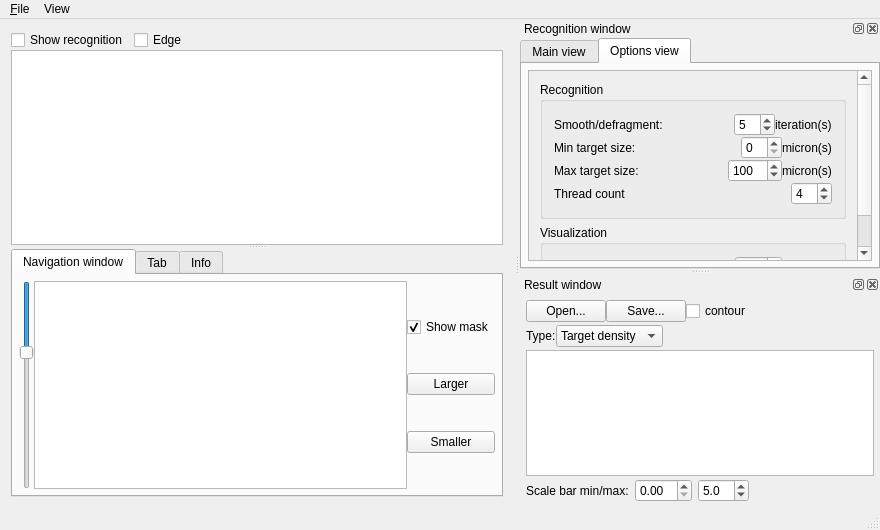
Qt form mainwindow.ui (frankyeh/WSRecognizer) before a commit.
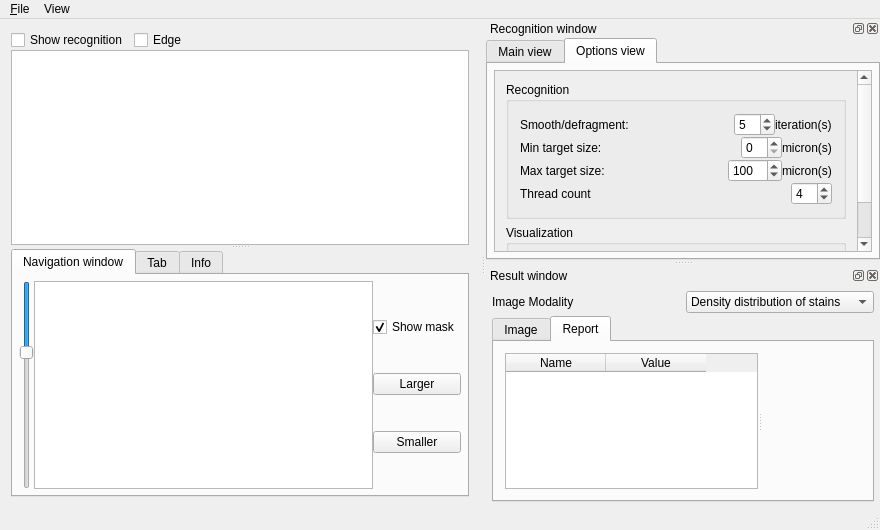
The same form after that commit. The open tabs and pages were chosen to show the change. Icons and pictures are not drawn. Custom widgets are drawn as their Qt base class.

Patch:
```diff
--- a/mainwindow.ui
+++ b/mainwindow.ui
@@ -527,7 +527,7 @@
              <rect>
               <x>0</x>
               <y>0</y>
-              <width>313</width>
+              <width>235</width>
               <height>200</height>
              </rect>
             </property>
@@ -841,8 +841,8 @@
    </property>
    <property name="minimumSize">
     <size>
-     <width>224</width>
-     <height>0</height>
+     <width>312</width>
+     <height>242</height>
     </size>
    </property>
    <property name="windowTitle">
@@ -860,6 +860,53 @@
       <number>6</number>
      </property>
      <item>
+      <layout class="QHBoxLayout" name="horizontalLayout_9">
+       <item>
+        <widget class="QLabel" name="label_14">
+         <property name="text">
+          <string>Image Modality</string>
+         </property>
+        </widget>
+       </item>
+       <item>
+        <widget class="QComboBox" name="type">
+         <property name="maximumSize">
+          <size>
+           <width>16777215</width>
+           <height>24</height>
+          </size>
+         </property>
+         <item>
+          <property name="text">
+           <string>Density distribution of stains</string>
+          </property>
+         </item>
+         <item>
+          <property name="text">
+           <string>Size distribution of stains</string>
+          </property>
+         </item>
+        </widget>
+       </item>
+      </layout>
+     </item>
+     <item>
+      <widget class="QTabWidget" name="tabWidget_3">
+       <property name="currentIndex">
+        <number>0</number>
+       </property>
+       <widget class="QWidget" name="tab_6">
+        <attribute name="title">
+         <string>Image</string>
+        </attribute>
+        <layout class="QVBoxLayout" name="verticalLayout_14">
+         <property name="spacing">
+          <number>3</number>
+         </property>
+         <property name="margin">
+          <number>3</number>
+         </property>
+         <item>
       <layout class="QHBoxLayout" name="horizontalLayout_8">
        <property name="spacing">
         <number>0</number>
@@ -868,7 +915,7 @@
         <widget class="QPushButton" name="open_reco_result">
          <property name="maximumSize">
           <size>
-           <width>65535</width>
+               <width>60</width>
            <height>24</height>
           </size>
          </property>
@@ -885,7 +932,7 @@
         <widget class="QPushButton" name="save_reco_result">
          <property name="maximumSize">
           <size>
-           <width>65535</width>
+               <width>60</width>
            <height>24</height>
           </size>
          </property>
@@ -912,64 +959,31 @@
         </widget>
        </item>
        <item>
-        <spacer name="horizontalSpacer_7">
-         <property name="orientation">
-          <enum>Qt::Horizontal</enum>
-         </property>
-         <property name="sizeHint" stdset="0">
-          <size>
-           <width>40</width>
-           <height>20</height>
-          </size>
-         </property>
-        </spacer>
-       </item>
-      </layout>
-     </item>
-     <item>
-      <layout class="QHBoxLayout" name="horizontalLayout_5">
-       <property name="spacing">
-        <number>0</number>
-       </property>
-       <item>
-        <widget class="QLabel" name="label_14">
+            <widget class="QCheckBox" name="flip">
          <property name="text">
-          <string>Type:</string>
+              <string>flip</string>
          </property>
         </widget>
        </item>
        <item>
-        <widget class="QComboBox" name="type">
-         <property name="maximumSize">
-          <size>
-           <width>16777215</width>
-           <height>24</height>
-          </size>
-         </property>
-         <item>
+            <widget class="QLabel" name="label_3">
           <property name="text">
-           <string>Target density</string>
-          </property>
-         </item>
-         <item>
-          <property name="text">
-           <string>Target size</string>
-          </property>
-         </item>
+              <string>Orientation:</string>
+             </property>
         </widget>
        </item>
        <item>
-        <spacer name="horizontalSpacer_3">
+            <widget class="QSlider" name="orientation">
+             <property name="maximum">
+              <number>36</number>
+             </property>
+             <property name="pageStep">
+              <number>6</number>
+             </property>
          <property name="orientation">
           <enum>Qt::Horizontal</enum>
          </property>
-         <property name="sizeHint" stdset="0">
-          <size>
-           <width>40</width>
-           <height>20</height>
-          </size>
-         </property>
-        </spacer>
+            </widget>
        </item>
       </layout>
      </item>
@@ -1031,6 +1045,44 @@
      </item>
     </layout>
    </widget>
+       <widget class="QWidget" name="tab_7">
+        <attribute name="title">
+         <string>Report</string>
+        </attribute>
+        <layout class="QHBoxLayout" name="horizontalLayout_5">
+         <item>
+          <widget class="QSplitter" name="splitter_2">
+           <property name="orientation">
+            <enum>Qt::Horizontal</enum>
+           </property>
+           <widget class="QTableWidget" name="tableWidget">
+            <column>
+             <property name="text">
+              <string>Name</string>
+             </property>
+            </column>
+            <column>
+             <property name="text">
+              <string>Value</string>
+             </property>
+            </column>
+           </widget>
+           <widget class="QCustomPlot" name="boxplot" native="true">
+            <property name="minimumSize">
+             <size>
+              <width>50</width>
+              <height>0</height>
+             </size>
+            </property>
+           </widget>
+          </widget>
+         </item>
+        </layout>
+       </widget>
+      </widget>
+     </item>
+    </layout>
+   </widget>
   </widget>
   <action name="action_Open">
    <property name="icon">
@@ -1053,6 +1105,14 @@
   </action>
  </widget>
  <layoutdefault spacing="6" margin="11"/>
+ <customwidgets>
+  <customwidget>
+   <class>QCustomPlot</class>
+   <extends>QWidget</extends>
+   <header>qcustomplot.h</header>
+   <container>1</container>
+  </customwidget>
+ </customwidgets>
  <resources>
   <include location="icons.qrc"/>
  </resources>
```
Left out of the diff: 2 changed lines with no effect on the pictures. Lines whose indentation alone changed are shown as unchanged.
